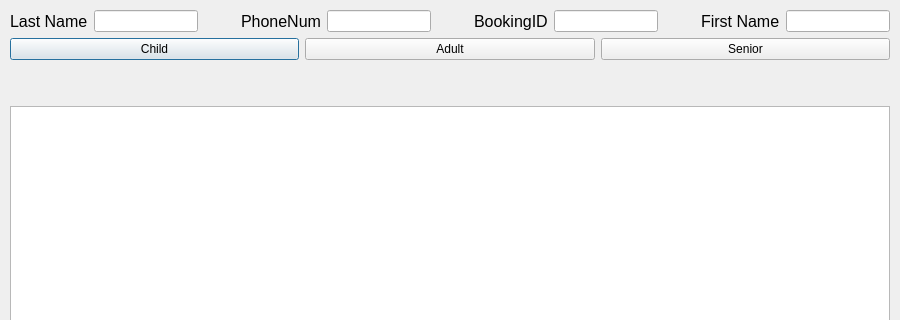
Karelak/Ticket-Booking-System, file customer-search.ui: the form before one commit; both pictures show x 0 to 900 and y 0 to 320 of the 900 by 620 pixel window.
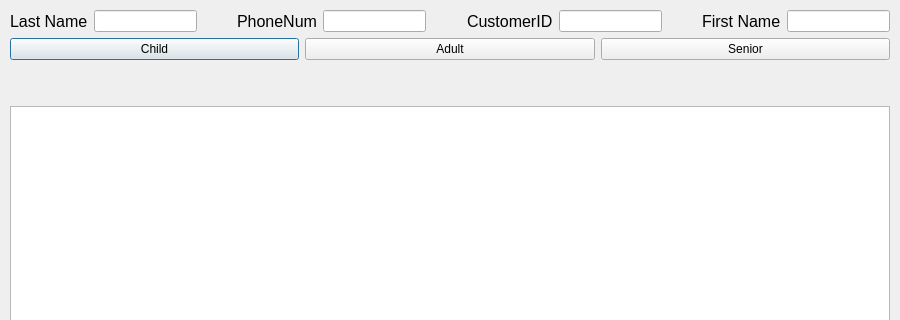
The form after the commit.

Commit message: update UI layouts for bookings, customer search, and seat manager; enhance widget properties and adjust dimensions

Diff of the .ui file:
```diff
--- a/customer-search.ui
+++ b/customer-search.ui
@@ -13,7 +13,7 @@
   <property name="windowTitle">
    <string>Dialog</string>
   </property>
-  <widget class="QWidget" name="">
+  <widget class="QWidget" name="layoutWidget">
    <property name="geometry">
     <rect>
      <x>10</x>
@@ -32,7 +32,7 @@
           <property name="orientation">
            <enum>Qt::Horizontal</enum>
           </property>
-          <widget class="QWidget" name="">
+          <widget class="QWidget" name="layoutWidget">
            <layout class="QHBoxLayout" name="horizontalLayout_5">
             <item>
              <layout class="QHBoxLayout" name="horizontalLayout_2">
@@ -108,7 +108,7 @@
                  </font>
                 </property>
                 <property name="text">
-                 <string>BookingID</string>
+                 <string>CustomerID</string>
                 </property>
                </widget>
               </item>
```
The commit also changes 2 other files.
